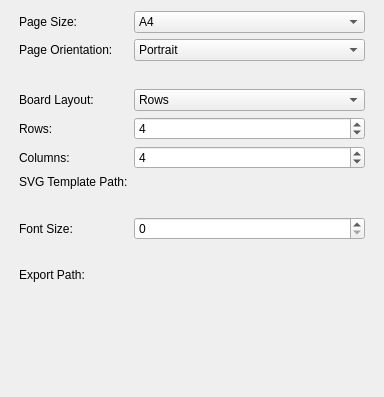
Old version of the form plugins/dockers/storyboarddocker/wdgexportstoryboard.ui in the repository KDE/krita.
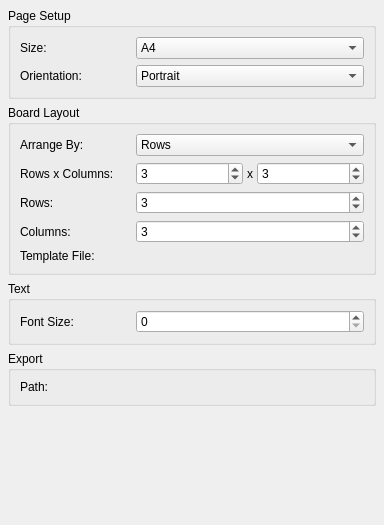
New version of the form. Custom widgets are drawn as their Qt base class.

Commit message: Fix storyboard export dialog layout using grouped sections and QGridLayout

Diff of the .ui file:
```diff
--- a/plugins/dockers/storyboarddocker/wdgexportstoryboard.ui
+++ b/plugins/dockers/storyboarddocker/wdgexportstoryboard.ui
@@ -7,7 +7,7 @@
     <x>0</x>
     <y>0</y>
     <width>384</width>
-    <height>397</height>
+    <height>525</height>
    </rect>
   </property>
   <property name="minimumSize">
@@ -19,19 +19,35 @@
   <property name="windowTitle">
    <string>Export Storyboard</string>
   </property>
-  <layout class="QVBoxLayout" name="verticalLayout_2">
-   <item>
-    <layout class="QFormLayout" name="formLayout">
+  <layout class="QVBoxLayout" name="verticalLayout">
      <property name="leftMargin">
       <number>8</number>
      </property>
+   <property name="topMargin">
+    <number>8</number>
+   </property>
      <property name="rightMargin">
       <number>8</number>
      </property>
+   <property name="bottomMargin">
+    <number>8</number>
+   </property>
+   <item>
+    <widget class="QGroupBox" name="pageSetupGroupBox">
+     <property name="title">
+      <string>Page Setup</string>
+     </property>
+     <layout class="QGridLayout" name="pageSetupLayout">
      <item row="0" column="0">
       <widget class="QLabel" name="pageSizeLabel">
+        <property name="minimumSize">
+         <size>
+          <width>110</width>
+          <height>0</height>
+         </size>
+        </property>
        <property name="text">
-        <string>Page Size:</string>
+         <string>Size:</string>
        </property>
       </widget>
      </item>
@@ -85,8 +101,14 @@
      </item>
      <item row="1" column="0">
       <widget class="QLabel" name="pageOrientationLabel">
+        <property name="minimumSize">
+         <size>
+          <width>110</width>
+          <height>0</height>
+         </size>
+        </property>
        <property name="text">
-        <string>Page Orientation:</string>
+         <string>Orientation:</string>
        </property>
       </widget>
      </item>
@@ -110,14 +132,29 @@
        </item>
       </widget>
      </item>
-     <item row="3" column="0">
+     </layout>
+    </widget>
+   </item>
+   <item>
+    <widget class="QGroupBox" name="boardLayoutGroupBox">
+     <property name="title">
+      <string>Board Layout</string>
+     </property>
+     <layout class="QGridLayout" name="boardLayoutGrid">
+      <item row="0" column="0">
       <widget class="QLabel" name="boardLayoutLabel">
+        <property name="minimumSize">
+         <size>
+          <width>110</width>
+          <height>0</height>
+         </size>
+        </property>
        <property name="text">
-        <string>Board Layout:</string>
+         <string>Arrange By:</string>
        </property>
       </widget>
      </item>
-     <item row="3" column="1">
+      <item row="0" column="1">
       <widget class="QComboBox" name="boardLayoutComboBox">
        <property name="sizePolicy">
         <sizepolicy hsizetype="Expanding" vsizetype="Fixed">
@@ -147,20 +184,88 @@
        </item>
       </widget>
      </item>
-     <item row="4" column="0">
+      <item row="1" column="0">
+       <widget class="QLabel" name="gridLabel">
+        <property name="minimumSize">
+         <size>
+          <width>110</width>
+          <height>0</height>
+         </size>
+        </property>
+        <property name="text">
+         <string>Rows x Columns:</string>
+        </property>
+       </widget>
+      </item>
+      <item row="1" column="1">
+       <layout class="QHBoxLayout" name="rowsColumnsInlineLayout">
+        <property name="spacing">
+         <number>4</number>
+        </property>
+        <item>
+         <widget class="QSpinBox" name="gridRowsSpinBox">
+          <property name="sizePolicy">
+           <sizepolicy hsizetype="Expanding" vsizetype="Fixed">
+            <horstretch>0</horstretch>
+            <verstretch>0</verstretch>
+           </sizepolicy>
+          </property>
+          <property name="minimum">
+           <number>1</number>
+          </property>
+          <property name="maximum">
+           <number>8</number>
+          </property>
+          <property name="value">
+           <number>3</number>
+          </property>
+         </widget>
+        </item>
+        <item>
+         <widget class="QLabel" name="rowsColumnsXLabel">
+          <property name="text">
+           <string>x</string>
+          </property>
+          <property name="alignment">
+           <set>Qt::AlignCenter</set>
+          </property>
+         </widget>
+        </item>
+        <item>
+         <widget class="QSpinBox" name="gridColumnsSpinBox">
+          <property name="sizePolicy">
+           <sizepolicy hsizetype="Expanding" vsizetype="Fixed">
+            <horstretch>0</horstretch>
+            <verstretch>0</verstretch>
+           </sizepolicy>
+          </property>
+          <property name="minimum">
+           <number>1</number>
+          </property>
+          <property name="maximum">
+           <number>8</number>
+          </property>
+          <property name="value">
+           <number>3</number>
+          </property>
+         </widget>
+        </item>
+       </layout>
+      </item>
+      <item row="2" column="0">
       <widget class="QLabel" name="rowsLabel">
-       <property name="sizePolicy">
-        <sizepolicy hsizetype="Preferred" vsizetype="Preferred">
-         <horstretch>0</horstretch>
-         <verstretch>0</verstretch>
-        </sizepolicy>
+        <property name="minimumSize">
+         <size>
+          <width>110</width>
+          <height>0</height>
+         </size>
        </property>
        <property name="text">
         <string>Rows:</string>
        </property>
       </widget>
      </item>
-     <item row="4" column="1">
+      <item row="2" column="1">
       <widget class="QSpinBox" name="rowsSpinBox">
        <property name="sizePolicy">
         <sizepolicy hsizetype="Expanding" vsizetype="Fixed">
@@ -175,18 +280,24 @@
         <number>8</number>
        </property>
        <property name="value">
-        <number>4</number>
+         <number>3</number>
        </property>
       </widget>
      </item>
-     <item row="5" column="0">
+      <item row="3" column="0">
       <widget class="QLabel" name="columnsLabel">
+        <property name="minimumSize">
+         <size>
+          <width>110</width>
+          <height>0</height>
+         </size>
+        </property>
        <property name="text">
         <string>Columns:</string>
        </property>
       </widget>
      </item>
-     <item row="5" column="1">
+      <item row="3" column="1">
       <widget class="QSpinBox" name="columnsSpinBox">
        <property name="sizePolicy">
         <sizepolicy hsizetype="Expanding" vsizetype="Fixed">
@@ -201,44 +312,49 @@
         <number>8</number>
        </property>
        <property name="value">
-        <number>4</number>
+         <number>3</number>
        </property>
       </widget>
      </item>
-     <item row="2" column="1">
-      <spacer name="verticalSpacer_1">
-       <property name="orientation">
-        <enum>Qt::Vertical</enum>
-       </property>
-       <property name="sizeType">
-        <enum>QSizePolicy::Fixed</enum>
-       </property>
-       <property name="sizeHint" stdset="0">
-        <size>
-         <width>16</width>
-         <height>16</height>
-        </size>
-       </property>
-      </spacer>
-     </item>
-     <item row="6" column="0">
+      <item row="4" column="0">
       <widget class="QLabel" name="svgTemplatePathLabel">
+        <property name="minimumSize">
+         <size>
+          <width>110</width>
+          <height>0</height>
+         </size>
+        </property>
        <property name="text">
-        <string>SVG Template Path:</string>
+         <string>Template File:</string>
        </property>
       </widget>
      </item>
-     <item row="6" column="1">
+      <item row="4" column="1">
       <widget class="KisFileNameRequester" name="svgTemplatePathFileRequester" native="true"/>
      </item>
-     <item row="8" column="0">
+     </layout>
+    </widget>
+   </item>
+   <item>
+    <widget class="QGroupBox" name="textGroupBox">
+     <property name="title">
+      <string>Text</string>
+     </property>
+     <layout class="QGridLayout" name="textLayout">
+      <item row="0" column="0">
       <widget class="QLabel" name="fontSizeLabel">
+        <property name="minimumSize">
+         <size>
+          <width>110</width>
+          <height>0</height>
+         </size>
+        </property>
        <property name="text">
         <string>Font Size:</string>
        </property>
       </widget>
      </item>
-     <item row="8" column="1">
+      <item row="0" column="1">
       <widget class="QSpinBox" name="fontSizeSpinBox">
        <property name="sizePolicy">
         <sizepolicy hsizetype="Expanding" vsizetype="Fixed">
@@ -248,49 +364,46 @@
        </property>
       </widget>
      </item>
-     <item row="7" column="1">
-      <spacer name="verticalSpacer_2">
-       <property name="orientation">
-        <enum>Qt::Vertical</enum>
-       </property>
-       <property name="sizeType">
-        <enum>QSizePolicy::Fixed</enum>
-       </property>
-       <property name="sizeHint" stdset="0">
-        <size>
-         <width>16</width>
-         <height>16</height>
-        </size>
-       </property>
-      </spacer>
-     </item>
-     <item row="9" column="1">
-      <spacer name="verticalSpacer_3">
-       <property name="orientation">
-        <enum>Qt::Vertical</enum>
-       </property>
-       <property name="sizeType">
-        <enum>QSizePolicy::Fixed</enum>
-       </property>
-       <property name="sizeHint" stdset="0">
-        <size>
-         <width>16</width>
-         <height>16</height>
-        </size>
-       </property>
-      </spacer>
-     </item>
-     <item row="10" column="0">
+     </layout>
+    </widget>
+   </item>
+   <item>
+    <widget class="QGroupBox" name="exportGroupBox">
+     <property name="title">
+      <string>Export</string>
+     </property>
+     <layout class="QGridLayout" name="exportLayout">
+      <item row="0" column="0">
       <widget class="QLabel" name="exportPathLabel">
+        <property name="minimumSize">
+         <size>
+          <width>110</width>
+          <height>0</height>
+         </size>
+        </property>
        <property name="text">
-        <string>Export Path:</string>
+         <string>Path:</string>
        </property>
       </widget>
      </item>
-     <item row="10" column="1">
+      <item row="0" column="1">
       <widget class="KisFileNameRequester" name="exportPathFileRequester" native="true"/>
      </item>
     </layout>
+    </widget>
+   </item>
+   <item>
+    <spacer name="verticalSpacer">
+     <property name="orientation">
+      <enum>Qt::Orientation::Vertical</enum>
+     </property>
+     <property name="sizeHint" stdset="0">
+      <size>
+       <width>20</width>
+       <height>40</height>
+      </size>
+     </property>
+    </spacer>
    </item>
   </layout>
  </widget>
```
Lines whose indentation alone changed are shown as unchanged. The commit also changes 1 other file.
